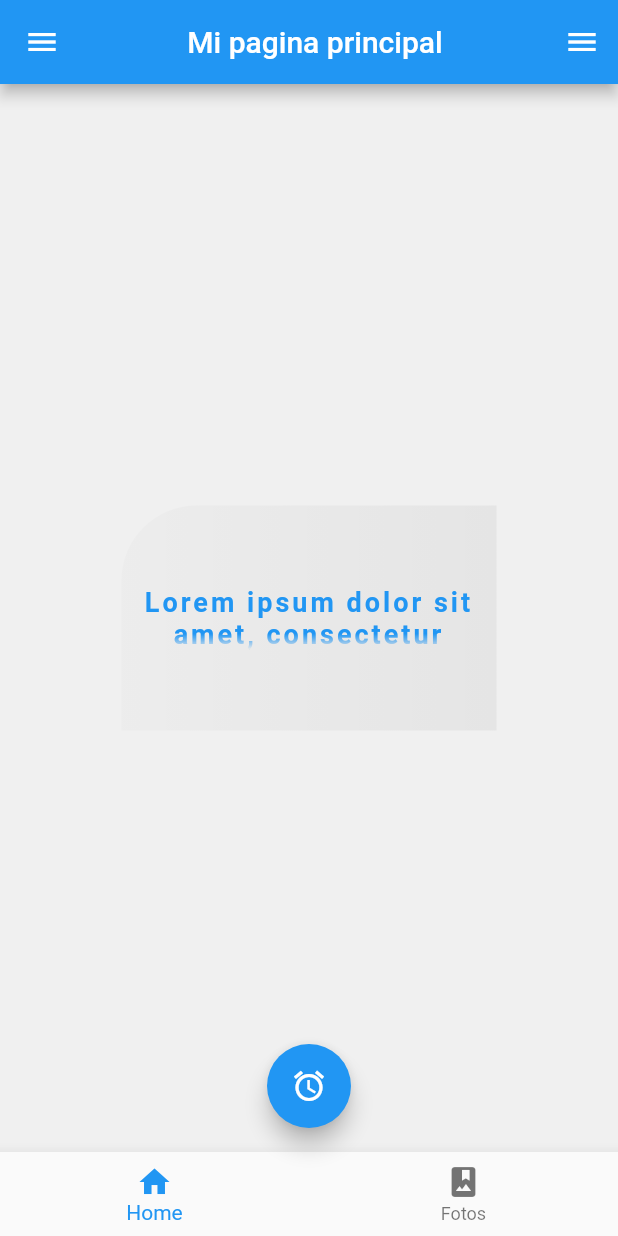
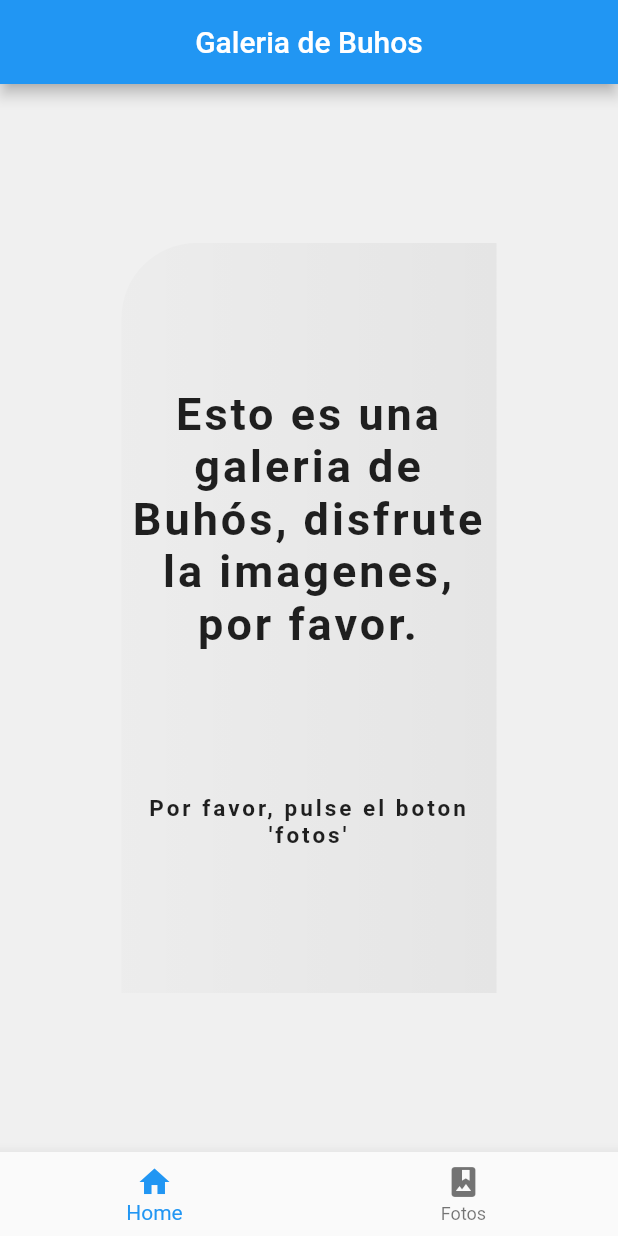
Before and after one commit to JulianAngarita/sampleImageFlutter, a Flutter app: the screen it shows after launch, on a phone screen of 412 x 824 dp. Run offline on Flutter 3.47's test engine with Material 2 defaults, Android fonts, the phone set to English and light mode, and no system bars.

Commit message:
feat: sample image view

```diff
--- a/lib/paginas/home_page.dart
+++ b/lib/paginas/home_page.dart
@@ -6,25 +6,17 @@ class HomePage extends StatelessWidget {
     return Scaffold(
       backgroundColor: Color(0xfff0f0f0),
       appBar: AppBar(
-        title: Center(child: Text('Mi pagina principal'),),
+        title: Center(child: Text('Galeria de Buhos'),),
       ),
       body: Center(
         child: Container(
           alignment: Alignment.center,
           width: 250,
-          height: 150,
+          height: 500,
           decoration: BoxDecoration(
             borderRadius: BorderRadius.only(
               topLeft: Radius.circular(50)
             ),
-            /*
-            boxShadow: [
-              BoxShadow(
-                color: Colors.black26,
-                blurRadius: 20
-              )
-            ],
-            */
             gradient: LinearGradient(
               colors: [
                 Colors.black12,
@@ -34,34 +26,32 @@ class HomePage extends StatelessWidget {
             ),
             color: Colors.black12,
           ),
-          child: Text(
-            "Lorem ipsum dolor sit amet, consectetur adipiscing elit. Mauris rhoncus ante eget enim malesuada, vitae luctus sem dapibus. Nulla turpis augue, egestas non neque in, tincidunt tempus nisi. Sed pulvinar quam at velit hendrerit, quis sagittis sapien posuere. Nam ultricies lorem arcu, ac tincidunt risus fermentum vitae. Phasellus et dignissim ante. Morbi magna neque, ultricies at augue id, dignissim sollicitudin sapien. Praesent commodo nulla sapien, nec aliquam urna malesuada vel. Etiam enim magna, tristique vitae lacus vel, tempus blandit leo.",
+          child: Column(
+            mainAxisAlignment: MainAxisAlignment.spaceEvenly,
+            children: [
+              Text(
+                "Esto es una galeria de Buhós, disfrute la imagenes, por favor.",
                 textAlign: TextAlign.center,
-            overflow: TextOverflow.fade,
-            maxLines: 2,
                 style: TextStyle(
-              fontSize: 18,
-              color: Colors.blue,
+                  fontSize: 30,
                   fontWeight: FontWeight.bold,
                   letterSpacing: 2
                 ),
               ),
+              Text(
+                "Por favor, pulse el boton 'fotos'",
+                  textAlign: TextAlign.center,
+                  style: TextStyle(
+                    fontSize: 15,
+                    fontWeight: FontWeight.bold,
+                    letterSpacing: 2
+                  ),
               )
-      ),
-      floatingActionButton: FloatingActionButton(
-        onPressed: (){},
-        child: Icon(Icons.access_alarms),
-        hoverColor: Colors.amber
-      ),
-      floatingActionButtonLocation: FloatingActionButtonLocation.centerFloat,
-      drawer: Drawer(
-        child: Text('Drawer Content'),
+            ],
+          )
 
-      ),
-      endDrawer: Drawer(
-        child: Center(
-          child: Text('Drawer content')
-        ),
+
+        )
       ),
       bottomNavigationBar: BottomNavigationBar(
         onTap: (int i) {Navigator.pushNamed(context, i == 1 ? '/images' : 'home');} ,
```
Also changed, not shown: lib/paginas/image_example.dart (+51 -2 lines). Lines whose indentation alone changed are shown as unchanged.
